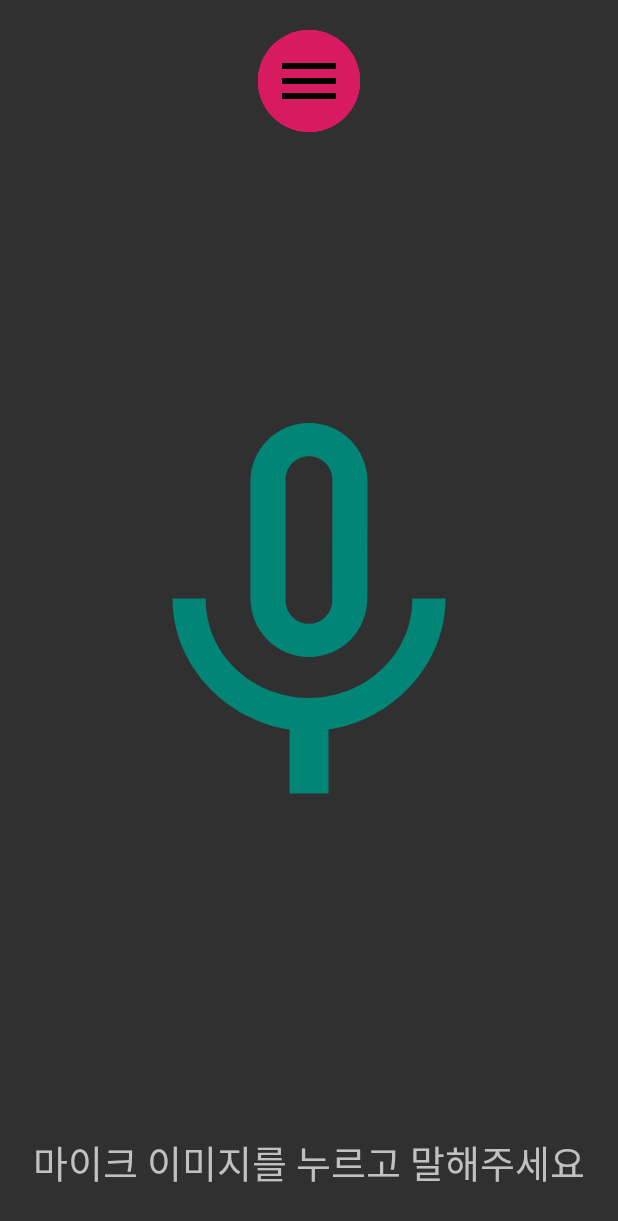
After one commit to P-Project-Javis/Javis, an Android app: the layout activity_main_close.xml on its own in the app's theme, with its tools: preview values and no code run, on a phone screen of 412 x 824 dp. The commit adds this screen. Shown: the top 1221 px of the screen. Run offline under Robolectric (Android 15) with nearby library versions, the phone set to English and light mode, and no system bars.

Commit message:
메뉴버튼 애니메이션 방식 변경

```diff
--- /dev/null
+++ b/app/src/main/res/layout/activity_main_close.xml
@@ -0,0 +1,82 @@
+<?xml version="1.0" encoding="utf-8"?>
+<androidx.constraintlayout.widget.ConstraintLayout
+    xmlns:android="http://schemas.android.com/apk/res/android"
+    xmlns:app="http://schemas.android.com/apk/res-auto"
+    xmlns:tools="http://schemas.android.com/tools"
+    android:id="@+id/root"
+    android:layout_width="match_parent"
+    android:layout_height="match_parent"
+    tools:context=".activity.MainActivity">
+
+    <ImageButton
+        android:id="@+id/settingButton"
+        android:layout_width="wrap_content"
+        android:layout_height="wrap_content"
+        android:src="@drawable/ic_settings_black_24dp"
+        android:background="@drawable/bg_round_button"
+        app:layout_constraintTop_toTopOf="parent"
+        app:layout_constraintLeft_toLeftOf="parent"
+        app:layout_constraintRight_toRightOf="parent"
+        android:padding="10dp"
+        android:layout_marginTop="20dp"/>
+
+    <ImageButton
+        android:id="@+id/newButton"
+        android:layout_width="wrap_content"
+        android:layout_height="wrap_content"
+        android:src="@drawable/ic_add_black_24dp"
+        android:background="@drawable/bg_round_button"
+        app:layout_constraintTop_toTopOf="parent"
+        app:layout_constraintLeft_toLeftOf="parent"
+        app:layout_constraintRight_toRightOf="parent"
+        android:padding="10dp"
+        android:layout_marginTop="20dp"/>
+
+    <ImageButton
+        android:id="@+id/lockButton"
+        android:layout_width="wrap_content"
+        android:layout_height="wrap_content"
+        android:src="@drawable/ic_lock_black_24dp"
+        android:background="@drawable/bg_round_button"
+        app:layout_constraintTop_toTopOf="parent"
+        app:layout_constraintLeft_toLeftOf="parent"
+        app:layout_constraintRight_toRightOf="parent"
+        android:padding="10dp"
+        android:layout_marginTop="20dp"/>
+
+    <ImageButton
+        android:id="@+id/menuButton"
+        android:layout_width="wrap_content"
+        android:layout_height="wrap_content"
+        android:src="@drawable/ic_menu_black_24dp"
+        android:background="@drawable/bg_round_button"
+        app:layout_constraintTop_toTopOf="parent"
+        app:layout_constraintLeft_toLeftOf="parent"
+        app:layout_constraintRight_toRightOf="parent"
+        android:padding="10dp"
+        android:layout_marginTop="20dp"/>
+
+    <ImageView
+        android:id="@+id/mic"
+        android:layout_width="0dp"
+        android:layout_height="0dp"
+        android:src="@drawable/ic_mic_none_black_24dp"
+        android:tint="@color/colorPrimary"
+        app:layout_constraintTop_toTopOf="parent"
+        app:layout_constraintBottom_toBottomOf="parent"
+        app:layout_constraintLeft_toLeftOf="parent"
+        app:layout_constraintRight_toRightOf="parent"
+        android:layout_marginHorizontal="50dp"/>
+
+    <TextView
+        android:id="@+id/message"
+        android:layout_width="match_parent"
+        android:layout_height="wrap_content"
+        android:text="@string/message_default"
+        android:textSize="25sp"
+        android:gravity="center"
+        app:layout_constraintBottom_toBottomOf="parent"
+        android:layout_marginHorizontal="10dp"
+        android:layout_marginBottom="30dp"/>
+
+</androidx.constraintlayout.widget.ConstraintLayout>
```
Also changed, not shown: app/src/main/java/pproject/teamjavis/javis/activity/MainActivity.kt (+30 -12 lines), app/src/main/java/pproject/teamjavis/javis/animation/AnimationManager.kt (deleted, +0 -27 lines), app/src/main/res/anim/animation_lock_button.xml (deleted, +0 -11 lines), app/src/main/res/anim/animation_lock_button_rewind.xml (deleted, +0 -11 lines), app/src/main/res/anim/animation_menu_button.xml (deleted, +0 -11 lines), app/src/main/res/anim/animation_menu_button_rewind.xml (deleted, +0 -11 lines), app/src/main/res/anim/animation_new_button.xml (deleted, +0 -9 lines), app/src/main/res/anim/animation_new_button_rewind.xml (deleted, +0 -9 lines), app/src/main/res/anim/animation_setting_button.xml (deleted, +0 -11 lines), app/src/main/res/anim/animation_setting_button_rewind.xml (deleted, +0 -11 lines), app/src/main/res/layout/activity_main_open.xml (renamed from app/src/main/res/layout/activity_main.xml, +11 -10 lines).
